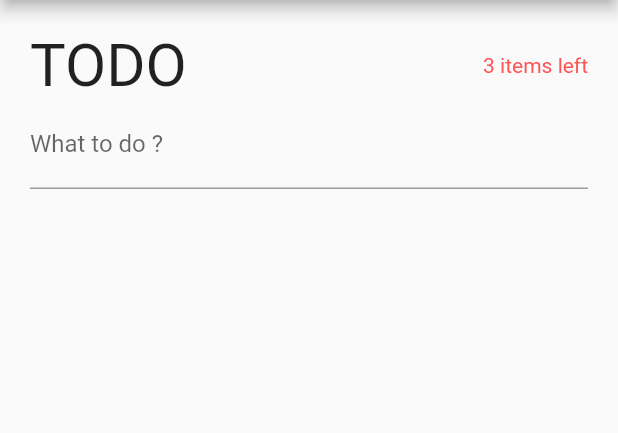
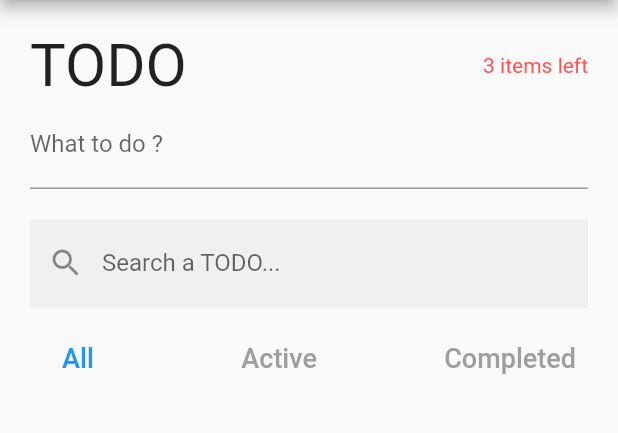
Before and after one commit to TahaAhvazi/todo-app-cubit, a Flutter app: the screen it shows after launch, on a phone screen of 412 x 824 dp, the part 84-517 px from its top. Run offline on Flutter 3.47's test engine with Material 2 defaults, Android fonts, the phone set to English and light mode, and no system bars; our stand-ins replace bloc, equatable, flutter_bloc.

Commit message:
Add Filter Widget

```diff
--- a/lib/cubits/todo_filter/todo_filter_cubit.dart
+++ b/lib/cubits/todo_filter/todo_filter_cubit.dart
@@ -8,7 +8,8 @@ part 'todo_filter_state.dart';
 class TodoFilterCubit extends Cubit<TodoFilterState> {
   TodoFilterCubit() : super(TodoFilterState.inital());
 
+  // ignore: non_constant_identifier_names
   void ChangeFilter(Filter newFilter) {
-    emit(state.cipyWith(filter: newFilter));
+    emit(state.copyWith(filter: newFilter));
   }
 }
--- a/lib/cubits/todo_filter/todo_filter_state.dart
+++ b/lib/cubits/todo_filter/todo_filter_state.dart
@@ -2,7 +2,9 @@ part of 'todo_filter_cubit.dart';
 
 class TodoFilterState extends Equatable {
   final Filter filter;
-  const TodoFilterState({required this.filter});
+  const TodoFilterState({
+    required this.filter,
+  });
 
   factory TodoFilterState.inital() {
     return const TodoFilterState(
@@ -19,7 +21,7 @@ class TodoFilterState extends Equatable {
     return "TodoFilterStated (filter: $filter) ";
   }
 
-  TodoFilterState cipyWith({Filter? filter}) {
+  TodoFilterState copyWith({Filter? filter}) {
     return TodoFilterState(
       filter: filter ?? this.filter,
     );
--- a/lib/pages/todos_page.dart
+++ b/lib/pages/todos_page.dart
@@ -1,11 +1,17 @@
 import 'package:flutter/material.dart';
 import 'package:todo_app_cubit/widgets/create_todo.dart';
+import 'package:todo_app_cubit/widgets/search_filter_todo.dart';
 
 import '../widgets/todoHeaderWidget.dart';
 
-class TodosPage extends StatelessWidget {
+class TodosPage extends StatefulWidget {
   const TodosPage({Key? key}) : super(key: key);
 
+  @override
+  State<TodosPage> createState() => _TodosPageState();
+}
+
+class _TodosPageState extends State<TodosPage> {
   @override
   Widget build(BuildContext context) {
     return SafeArea(
@@ -22,6 +28,10 @@ class TodosPage extends StatelessWidget {
               children: const [
                 TodoHeader(),
                 CreateTodo(),
+                SizedBox(
+                  height: 20.0,
+                ),
+                SearchAndFilterTodo(),
               ],
             ),
           ),
--- /dev/null
+++ b/lib/widgets/search_filter_todo.dart
@@ -0,0 +1,68 @@
+import 'package:flutter/material.dart';
+import 'package:flutter_bloc/flutter_bloc.dart';
+import 'package:todo_app_cubit/cubits/cubits.dart';
+import 'package:todo_app_cubit/models/todo_model.dart';
+
+class SearchAndFilterTodo extends StatelessWidget {
+  const SearchAndFilterTodo({Key? key}) : super(key: key);
+
+  @override
+  Widget build(BuildContext context) {
+    return Column(
+      children: [
+        TextField(
+          decoration: const InputDecoration(
+            labelText: 'Search a TODO...',
+            border: InputBorder.none,
+            filled: true,
+            prefixIcon: Icon(Icons.search),
+          ),
+          onChanged: (String? newdescription) {
+            if (newdescription != null) {
+              context.read<TodoSearchCubit>().setSearchTerm(newdescription);
+            }
+          },
+        ),
+        const SizedBox(
+          height: 10.0,
+        ),
+        Row(
+          mainAxisAlignment: MainAxisAlignment.spaceBetween,
+          children: [
+            filterButton(context, Filter.all),
+            filterButton(context, Filter.active),
+            filterButton(context, Filter.completed),
+          ],
+        )
+      ],
+    );
+  }
+
+  Widget filterButton(BuildContext context, Filter filter) {
+    return BlocBuilder<TodoFilterCubit, TodoFilterState>(
+      builder: (context, state) {
+        return TextButton(
+          onPressed: () {
+            BlocProvider.of<TodoFilterCubit>(context).ChangeFilter(filter);
+          },
+          child: Text(
+            filter == Filter.all
+                ? 'All'
+                : filter == Filter.active
+                    ? 'Active'
+                    : 'Completed',
+            style: TextStyle(
+              fontSize: 18,
+              color: textColor(context, filter),
+            ),
+          ),
+        );
+      },
+    );
+  }
+
+  Color textColor(BuildContext context, Filter filter) {
+    final currentFilter = context.read<TodoFilterCubit>().state.filter;
+    return currentFilter == filter ? Colors.blue : Colors.grey;
+  }
+}
```
